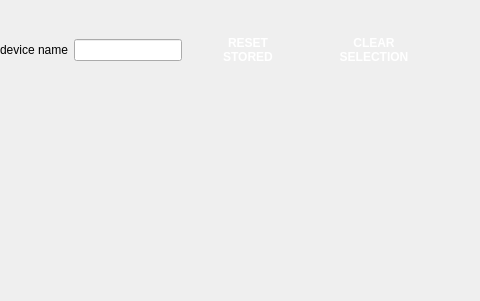
Qt form plugins/swiot/ui/faultsdevice.ui (analogdevicesinc/scopy) before a commit; both pictures show x 0 to 480 and y 0 to 301 of the 692 by 301 pixel window.
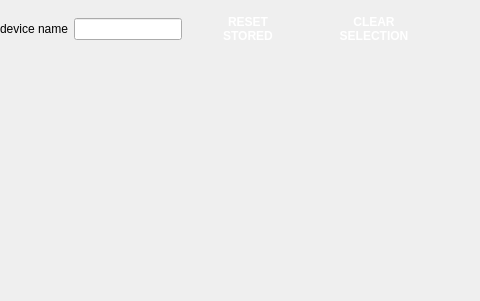
The same form after that commit.

What changed in the file:
```diff
--- a/plugins/swiot/ui/faultsdevice.ui
+++ b/plugins/swiot/ui/faultsdevice.ui
@@ -40,6 +40,12 @@
    </property>
    <item>
     <widget class="QWidget" name="topWidget" native="true">
+     <property name="sizePolicy">
+      <sizepolicy hsizetype="Preferred" vsizetype="Fixed">
+       <horstretch>0</horstretch>
+       <verstretch>0</verstretch>
+      </sizepolicy>
+     </property>
      <layout class="QHBoxLayout" name="horizontalLayout_2">
       <property name="spacing">
        <number>6</number>
@@ -193,6 +199,12 @@
    </item>
    <item>
     <widget class="QWidget" name="faults_container" native="true">
+     <property name="sizePolicy">
+      <sizepolicy hsizetype="Preferred" vsizetype="Fixed">
+       <horstretch>0</horstretch>
+       <verstretch>0</verstretch>
+      </sizepolicy>
+     </property>
      <layout class="QHBoxLayout" name="horizontalLayout_3">
       <property name="spacing">
        <number>0</number>
@@ -254,12 +266,16 @@
    <item>
     <widget class="QWidget" name="faults_explanation" native="true">
      <property name="sizePolicy">
-      <sizepolicy hsizetype="Preferred" vsizetype="Minimum">
+      <sizepolicy hsizetype="Preferred" vsizetype="Preferred">
        <horstretch>0</horstretch>
        <verstretch>0</verstretch>
       </sizepolicy>
      </property>
-     <layout class="QVBoxLayout" name="faults_explanations_layout"/>
+     <layout class="QVBoxLayout" name="faults_explanations_layout">
+      <property name="sizeConstraint">
+       <enum>QLayout::SetDefaultConstraint</enum>
+      </property>
+     </layout>
     </widget>
    </item>
   </layout>
```
